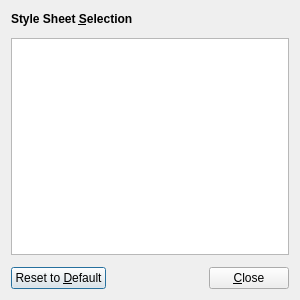
libyui/libyui, file libyui-qt/src/QY2StyleSheetSelector.ui: the form before one commit.
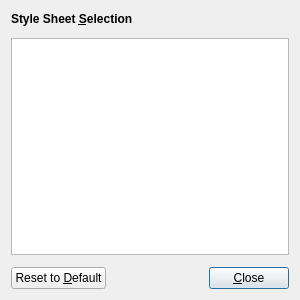
The form after the commit.

Commit message: Make the [Close] button the default button

The edit to the form file:
```diff
--- a/libyui-qt/src/QY2StyleSheetSelector.ui
+++ b/libyui-qt/src/QY2StyleSheetSelector.ui
@@ -69,6 +69,9 @@
        <property name="text">
         <string>&amp;Close</string>
        </property>
+       <property name="default">
+        <bool>true</bool>
+       </property>
       </widget>
      </item>
     </layout>
```
